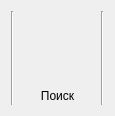
mcsltd/mcs-inRat-monitor, file ble_scanner/res/frm_control_scanner.ui: the form before one commit.
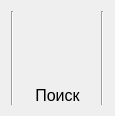
The form after the commit. Icons and pictures are not drawn.

What changed in the file:
```diff
--- a/ble_scanner/res/frm_control_scanner.ui
+++ b/ble_scanner/res/frm_control_scanner.ui
@@ -84,6 +84,11 @@
          <height>15</height>
         </size>
        </property>
+       <property name="font">
+        <font>
+         <pointsize>12</pointsize>
+        </font>
+       </property>
        <property name="text">
         <string>Поиск</string>
        </property>
```
